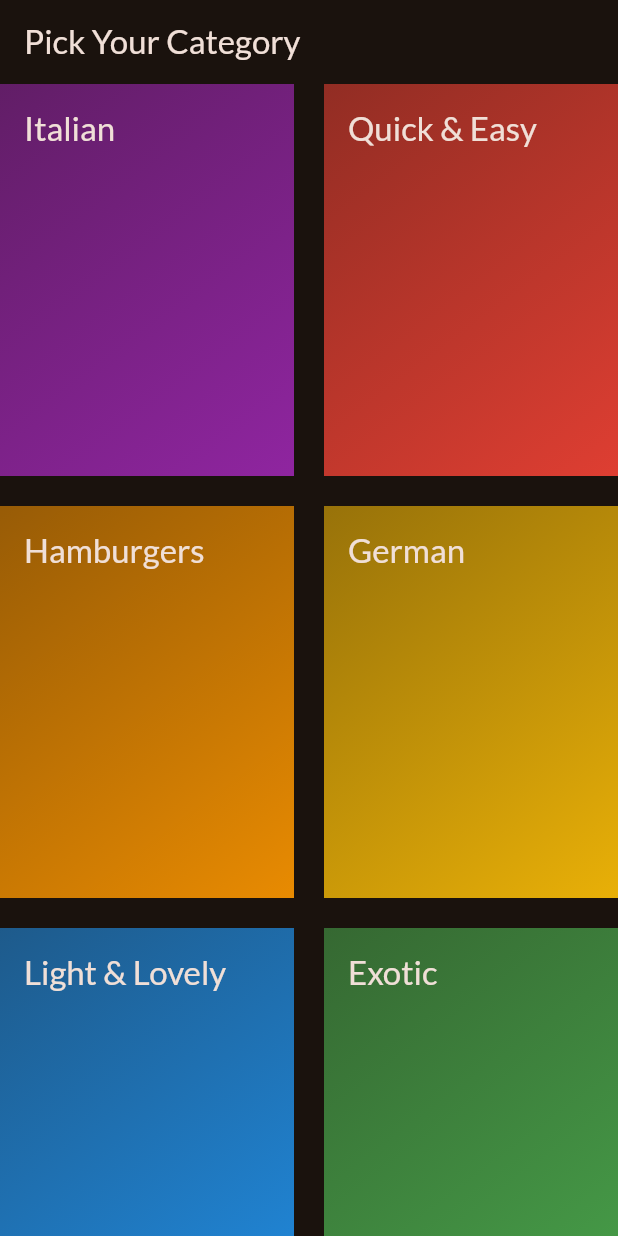
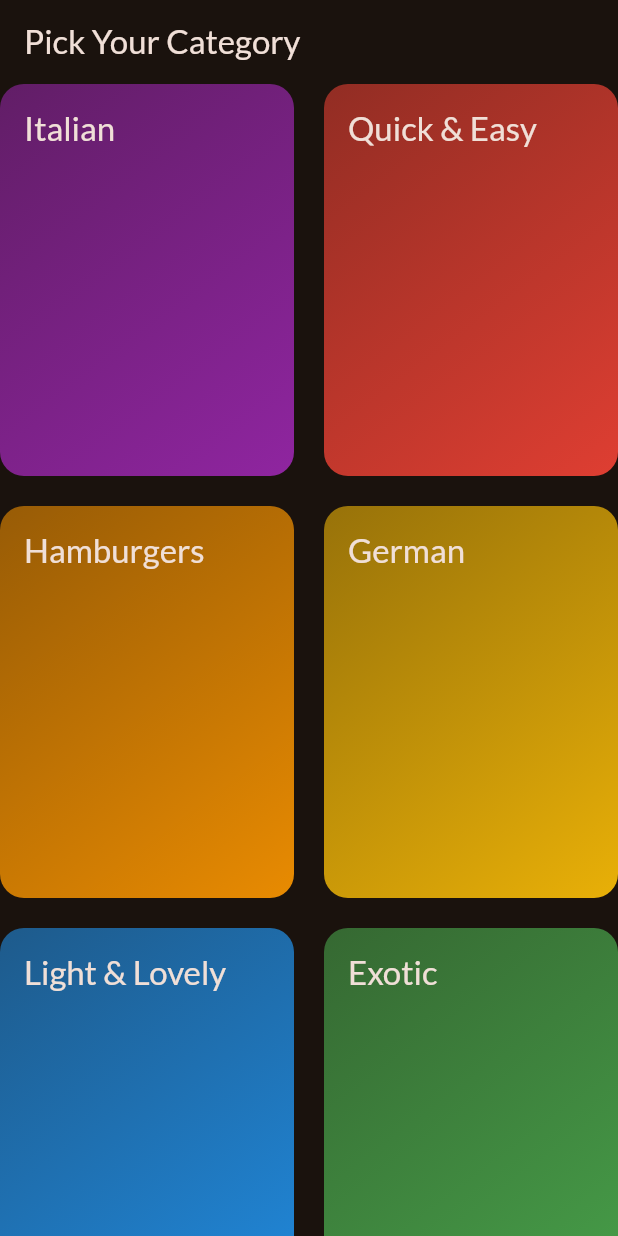
Before and after one commit to homebrew-coding-club/meals, a Flutter app: the screen it shows after launch, on a phone screen of 412 x 824 dp. Run offline on Flutter 3.47's test engine with Material 2 defaults, Android fonts, the phone set to English and light mode, and no system bars; our stand-ins replace google_fonts.

Commit message:
add inkwell

```diff
--- a/lib/widgets/category_gird_item.dart
+++ b/lib/widgets/category_gird_item.dart
@@ -8,9 +8,14 @@ class CategoryGridItem extends StatelessWidget {
 
   @override
   Widget build(BuildContext context) {
-    return Container(
+    return InkWell(
+      onTap: () {},
+      splashColor: Theme.of(context).primaryColor,
+      borderRadius: BorderRadius.circular(16,),
+      child: Container(
         padding: const EdgeInsets.all(16),
         decoration: BoxDecoration(
+          borderRadius: BorderRadius.circular(16,),
           gradient: LinearGradient(
             colors: [
               category.color.withOpacity(0.55),
@@ -26,6 +31,7 @@ class CategoryGridItem extends StatelessWidget {
                 color: Theme.of(context).colorScheme.onBackground,
               ),
         ),
+      ),
     );
   }
 }
```
Lines whose indentation alone changed are shown as unchanged.
